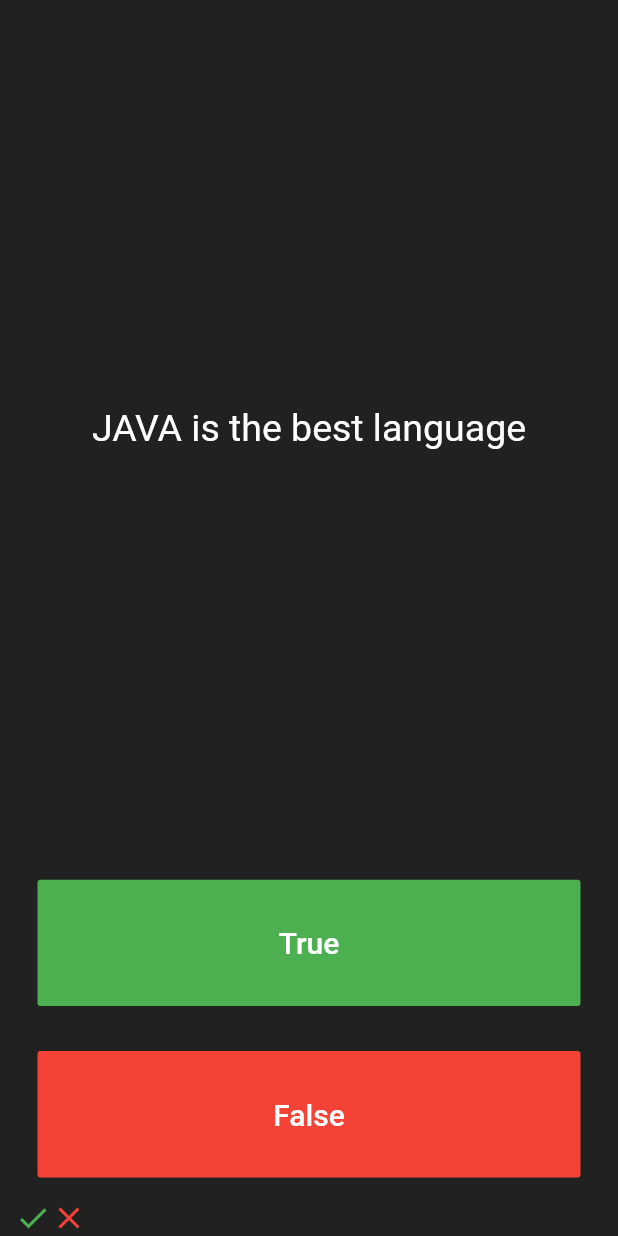
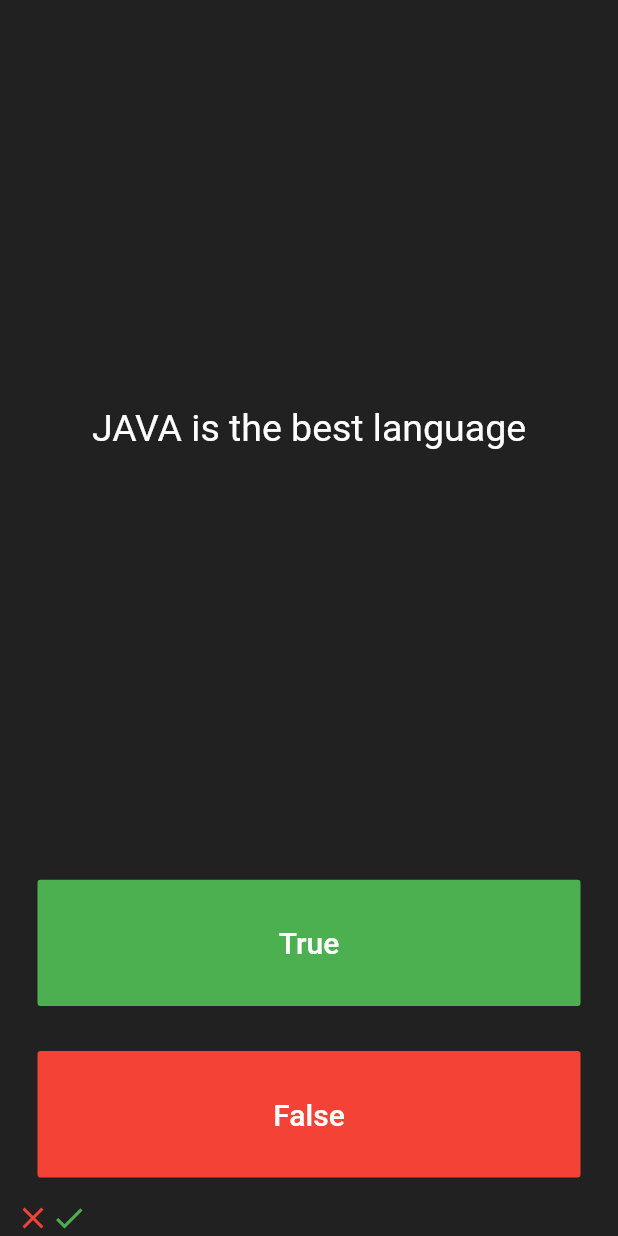
Before and after one commit to brainless-coder/quiz_app, a Flutter app: the screen it shows after launch, after a tap on "True", after a tap on "False", on a phone screen of 412 x 824 dp. Run offline on Flutter 3.47's test engine with Material 2 defaults, Android fonts, the phone set to English and light mode, and no system bars.

Commit message:
added the scorekeeper

```diff
--- a/lib/main.dart
+++ b/lib/main.dart
@@ -1,6 +1,8 @@
 import 'package:flutter/cupertino.dart';
 import 'package:flutter/material.dart';
-import 'package:quizapp/question.dart';
+import 'package:quizapp/quiz_brain.dart';
+
+QuizBrain quizBrain = QuizBrain();
 
 void main() => runApp(Quizzler());
 
@@ -29,14 +31,25 @@ class QuizPage extends StatefulWidget {
 class _QuizPageState extends State<QuizPage> {
   List<Icon> scoreKeeper = [];
 
-  List<Question> questionBank = [
-    Question(q: 'Gai ke 5 pao hote hai', a: false),
-    Question(q: 'LNCT aacha college hai', a: false),
-    Question(q: 'JAVA is the best language', a: false),
-    Question(q: 'Flutter is better than native android', a: true),
-  ];
+  void checkAnswer(bool userInput) {
+    bool correctAnswer = quizBrain.getQuestionAnswer();
 
-  int questionNumber = 0;
+    setState(() {
+      if (correctAnswer == userInput) {
+        scoreKeeper.add(Icon(
+          Icons.check,
+          color: Colors.green,
+        ));
+      } else {
+        scoreKeeper.add(Icon(
+          Icons.close,
+          color: Colors.red,
+        ));
+      }
+
+      quizBrain.nextQuestion();
+    });
+  }
 
   @override
   Widget build(BuildContext context) {
@@ -50,7 +63,7 @@ class _QuizPageState extends State<QuizPage> {
             padding: EdgeInsets.all(10),
             child: Center(
               child: Text(
-                questionBank[questionNumber].questionText,
+                quizBrain.getQuestionText(),
                 style: TextStyle(
                   fontSize: 25,
                   color: Colors.white,
@@ -73,24 +86,7 @@ class _QuizPageState extends State<QuizPage> {
               ),
               onPressed: () {
                 // The user picked true.
-                bool correctAnswer =
-                    questionBank[questionNumber].questionAnswer;
-
-                if (correctAnswer == true) {
-                  print('Shi khel gye');
-                } else {
-                  print('Itna bhi nhi jaante');
-                }
-
-                setState(() {
-                  questionNumber++;
-                  scoreKeeper.add(
-                    Icon(
-                      Icons.check,
-                      color: Colors.green,
-                    ),
-                  );
-                });
+                checkAnswer(true);
               },
             ),
           ),
@@ -109,24 +105,7 @@ class _QuizPageState extends State<QuizPage> {
               ),
               onPressed: () {
                 // The user picked false.
-                bool correctAnswer =
-                    questionBank[questionNumber].questionAnswer;
-
-                if (correctAnswer == false) {
-                  print('Shi khel gye');
-                } else {
-                  print('Itna bhi nhi jaante');
-                }
-
-                setState(() {
-                  questionNumber++;
-                  scoreKeeper.add(
-                    Icon(
-                      Icons.close,
-                      color: Colors.red,
-                    ),
-                  );
-                });
+                checkAnswer(false);
               },
             ),
           ),
--- a/lib/question.dart
+++ b/lib/question.dart
@@ -2,7 +2,7 @@ class Question {
   String questionText;
   bool questionAnswer;
 
-  Question({String q, bool a}) {
+  Question(String q, bool a) {
     questionText = q;
     questionAnswer = a;
   }
```
Also changed, not shown: lib/quiz_brain.dart (+51 -0 lines), 1 other file.
